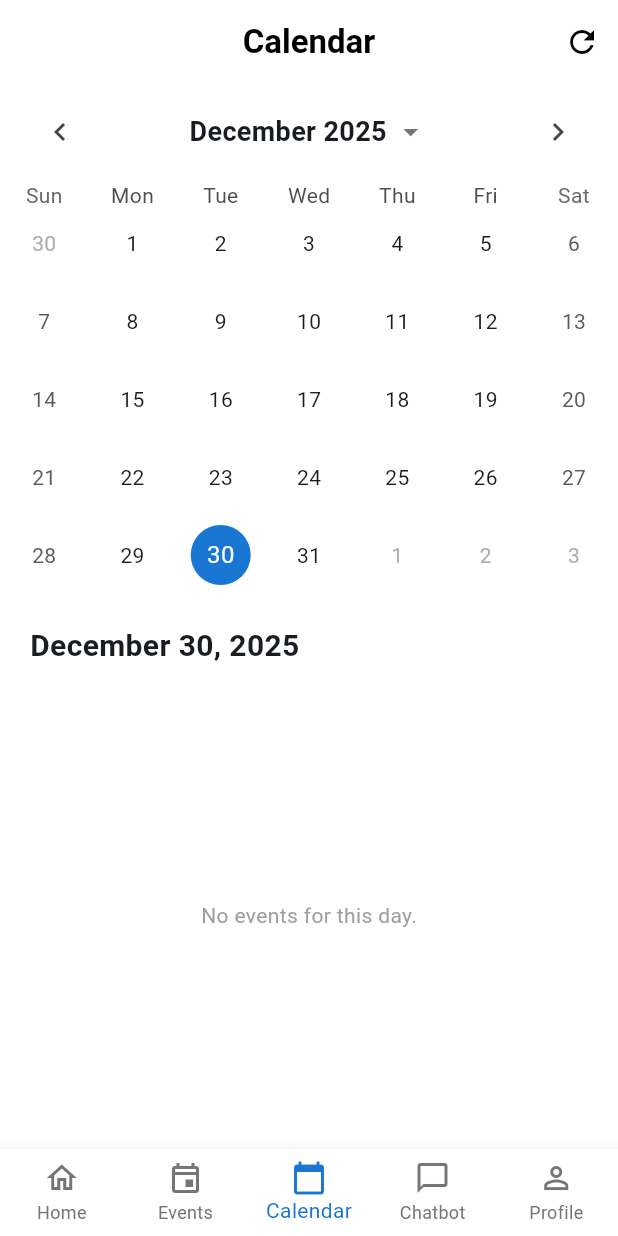
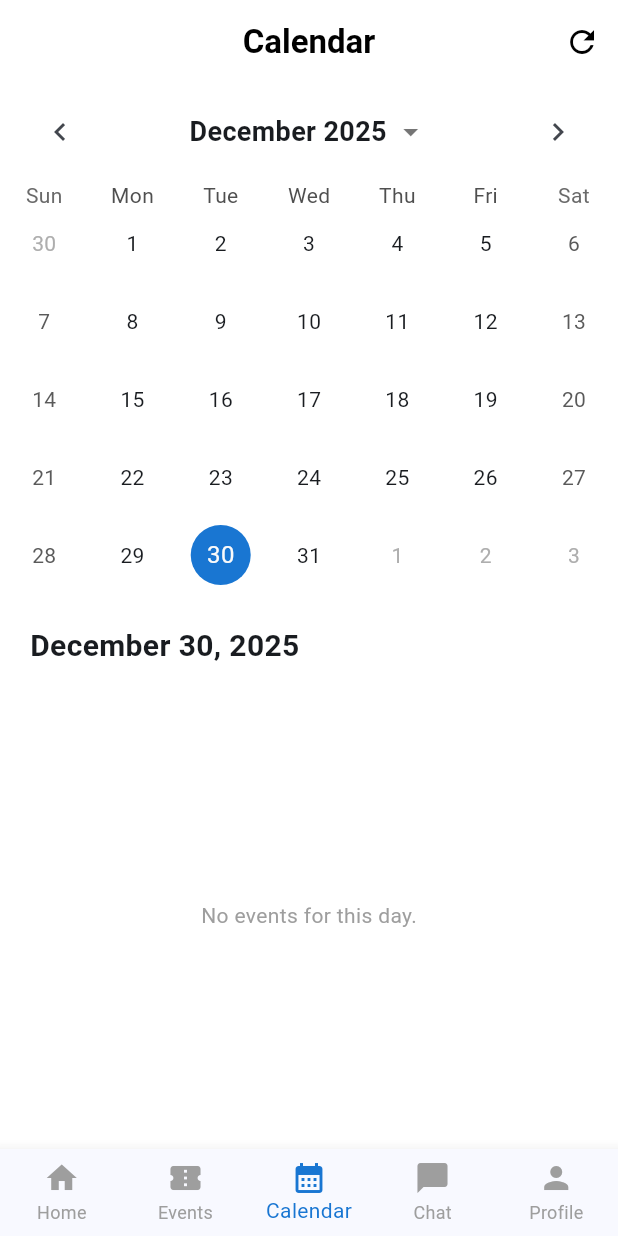
Before and after one commit to AziidanNg/Application-Development-KNOWA, a Flutter app: the MainNavigationScreen screen opened directly with empty values, item 3 of the bottom bar chosen, on a phone screen of 412 x 824 dp. Run offline on Flutter 3.47's test engine with Material 3 defaults, Android fonts, the phone set to English and light mode, and no system bars; drawn by our look-alikes of table_calendar; our stand-ins replace file_picker, flutter_secure_storage, image_picker, intl_phone_field, jwt_decoder, share_plus and 1 more; accounts and stored records are empty; network calls fail.

Commit message:
Chat function implementation first stage

```diff
--- a/knowa_frontend/lib/screens/main_navigation_screen.dart
+++ b/knowa_frontend/lib/screens/main_navigation_screen.dart
@@ -1,96 +1,100 @@
 // lib/screens/main_navigation_screen.dart
 import 'package:flutter/material.dart';
-import 'package:knowa_frontend/screens/dashboard_screen.dart'; // Public Dashboard
-import 'package:knowa_frontend/screens/admin_dashboard_screen.dart'; // Admin Dashboard
+import 'package:knowa_frontend/screens/dashboard_screen.dart';
+import 'package:knowa_frontend/screens/admin_dashboard_screen.dart';
 import 'package:knowa_frontend/screens/events_screen.dart';
 import 'package:knowa_frontend/screens/calendar_screen.dart';
-import 'package:knowa_frontend/screens/chatbot_screen.dart';
 import 'package:knowa_frontend/screens/profile_screen.dart';
-import 'package:knowa_frontend/screens/chat_screen.dart';
+import 'package:knowa_frontend/screens/chat_list_screen.dart'; // <--- IMPORT YOUR CHAT LIST
 
 class MainNavigationScreen extends StatefulWidget {
-  // --- 1. ADD THIS ---
-  // We will pass the user's data to this screen
   final Map<String, dynamic> userData;
 
   const MainNavigationScreen({super.key, required this.userData});
-  // -----------------
 
   @override
   State<MainNavigationScreen> createState() => _MainNavigationScreenState();
 }
 
 class _MainNavigationScreenState extends State<MainNavigationScreen> {
-  int _selectedIndex = 0;
-
-  // --- 1. DECLARE THE LISTS (THEY ARE NO LONGER STATIC) ---
-  late final List<Widget> _screens;
-  late final List<BottomNavigationBarItem> _navBarItems;
+  int _currentIndex = 0;
+  late List<Widget> _screens;
+  late bool _isAdmin;
 
   @override
   void initState() {
     super.initState();
 
-    // Get the user's role from the "widget"
-    final bool isStaff = widget.userData['is_staff'] ?? false;
+    // Check if user is staff/admin based on the data passed from Login
+    _isAdmin = widget.userData['is_staff'] == true;
 
-    // --- 2. DYNAMICALLY BUILD THE LISTS ---
-    if (isStaff) {
-      // --- ADMIN TABS ---
-      _screens = const [
-        AdminDashboardScreen(),
-        EventsScreen(),
-        CalendarScreen(),
-        ChatScreen(), // <-- Admin "Chat"
-        ProfileScreen(),
-      ];
-      _navBarItems = const [
-        BottomNavigationBarItem(icon: Icon(Icons.home_outlined), activeIcon: Icon(Icons.home), label: 'Home'),
-        BottomNavigationBarItem(icon: Icon(Icons.event_outlined), activeIcon: Icon(Icons.event), label: 'Events'),
-        BottomNavigationBarItem(icon: Icon(Icons.calendar_today_outlined), activeIcon: Icon(Icons.calendar_today), label: 'Calendar'),
-        BottomNavigationBarItem(icon: Icon(Icons.chat_outlined), activeIcon: Icon(Icons.chat), label: 'Chat'), // <-- Admin "Chat"
-        BottomNavigationBarItem(icon: Icon(Icons.person_outline), activeIcon: Icon(Icons.person), label: 'Profile'),
-      ];
-    } else {
-      // --- PUBLIC/MEMBER TABS ---
-      _screens = const [
-        DashboardScreen(),
-        EventsScreen(),
-        CalendarScreen(),
-        ChatbotScreen(), // <-- Public "Chatbot"
-        ProfileScreen(),
-      ];
-      _navBarItems = const [
-        BottomNavigationBarItem(icon: Icon(Icons.home_outlined), activeIcon: Icon(Icons.home), label: 'Home'),
-        BottomNavigationBarItem(icon: Icon(Icons.event_outlined), activeIcon: Icon(Icons.event), label: 'Events'),
-        BottomNavigationBarItem(icon: Icon(Icons.calendar_today_outlined), activeIcon: Icon(Icons.calendar_today), label: 'Calendar'),
-        BottomNavigationBarItem(icon: Icon(Icons.chat_bubble_outline), activeIcon: Icon(Icons.chat_bubble), label: 'Chatbot'), // <-- Public "Chatbot"
-        BottomNavigationBarItem(icon: Icon(Icons.person_outline), activeIcon: Icon(Icons.person), label: 'Profile'),
-      ];
-    }
+    _screens = [
+      // 1. Home (Dashboard)
+      // If Admin, show AdminDashboard, else show User Dashboard
+      _isAdmin ? const AdminDashboardScreen() : const DashboardScreen(),
+
+      // 2. Events
+      const EventsScreen(),
+
+      // 3. Calendar
+      const CalendarScreen(),
+
+      // 4. CHAT (Replaces the old Chatbot tab)
+      // This shows the list of Group Chats & DMs
+      const ChatListScreen(),
+
+      // 5. Profile
+      const ProfileScreen(),
+    ];
   }
 
-  void _onItemTapped(int index) {
+  void _onTabTapped(int index) {
     setState(() {
-      _selectedIndex = index;
+      _currentIndex = index;
     });
   }
 
   @override
   Widget build(BuildContext context) {
     return Scaffold(
-      body: _screens.elementAt(_selectedIndex), // Show the selected screen
+      // We use IndexedStack to keep the state of each tab alive
+      // (so you don't lose your scroll position in Chat when you go to Profile)
+      body: IndexedStack(
+        index: _currentIndex,
+        children: _screens,
+      ),
+
       bottomNavigationBar: BottomNavigationBar(
-        items: _navBarItems, // <-- 3. USE THE DYNAMIC LIST
-
-        currentIndex: _selectedIndex,
-        onTap: _onItemTapped,
-
-        type: BottomNavigationBarType.fixed,
+        currentIndex: _currentIndex,
+        onTap: _onTabTapped,
+        type: BottomNavigationBarType.fixed, // Needed for 4+ items
         selectedItemColor: Colors.blue.shade700,
-        unselectedItemColor: Colors.grey[600],
-        backgroundColor: Colors.white,
-        elevation: 10.0,
+        unselectedItemColor: Colors.grey,
+        showUnselectedLabels: true,
+        items: const [
+          BottomNavigationBarItem(
+            icon: Icon(Icons.home),
+            label: 'Home'
+          ),
+          BottomNavigationBarItem(
+            icon: Icon(Icons.confirmation_number),
+            label: 'Events'
+          ),
+          BottomNavigationBarItem(
+            icon: Icon(Icons.calendar_month),
+            label: 'Calendar'
+          ),
+          // --- UPDATED TAB ---
+          BottomNavigationBarItem(
+            icon: Icon(Icons.chat_bubble), // Changed icon to generic Chat
+            label: 'Chat'                  // Changed label from 'Chatbot'
+          ),
+          // -------------------
+          BottomNavigationBarItem(
+            icon: Icon(Icons.person),
+            label: 'Profile'
+          ),
+        ],
       ),
     );
   }
```
Also changed, not shown: knowa_frontend/lib/screens/chat_list_screen.dart (added, +64 -0 lines), knowa_frontend/lib/screens/chat_screen.dart (+96 -5 lines), knowa_frontend/lib/services/chat_service.dart (added, +42 -0 lines), 14 other files.
